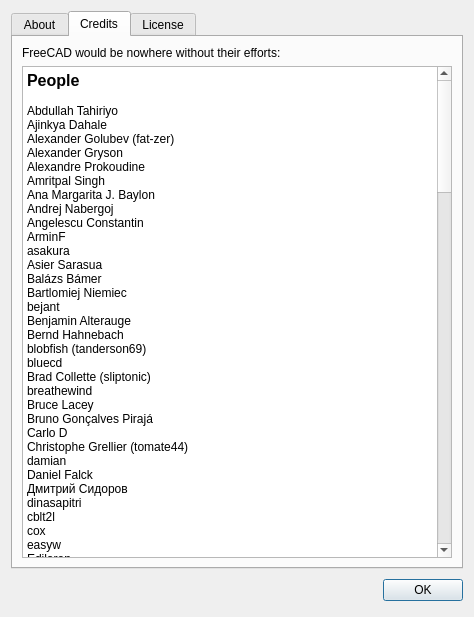
This is src/Gui/AboutApplication.ui in berndhahnebach/All_FreeCAD as Qt 5 draws it before an edit. The edited form follows.
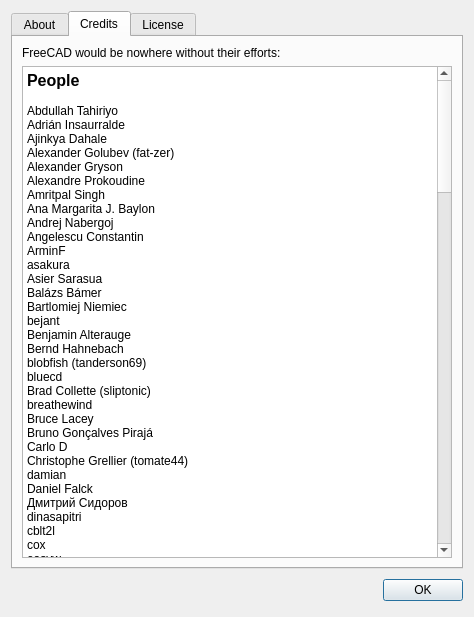
This is the edited form. Icons and pictures are not drawn. Custom widgets are drawn as their Qt base class.

The edit to the form file:
```diff
--- a/src/Gui/AboutApplication.ui
+++ b/src/Gui/AboutApplication.ui
@@ -308,6 +308,7 @@
 &lt;p style=&quot; margin-top:0px; margin-bottom:0px; margin-left:0px; margin-right:0px; -qt-block-indent:0; text-indent:0px;&quot;&gt;&lt;span style=&quot; font-size:12pt; font-weight:600;&quot;&gt;People&lt;/span&gt;&lt;/p&gt;
 &lt;p style=&quot;-qt-paragraph-type:empty; margin-top:0px; margin-bottom:0px; margin-left:0px; margin-right:0px; -qt-block-indent:0; text-indent:0px;&quot;&gt;&lt;br /&gt;&lt;/p&gt;
 &lt;p style=&quot; margin-top:0px; margin-bottom:0px; margin-left:0px; margin-right:0px; -qt-block-indent:0; text-indent:0px;&quot;&gt;Abdullah Tahiriyo&lt;/p&gt;
+&lt;p style=&quot; margin-top:0px; margin-bottom:0px; margin-left:0px; margin-right:0px; -qt-block-indent:0; text-indent:0px;&quot;&gt;Adrián Insaurralde&lt;/p&gt;
 &lt;p style=&quot; margin-top:0px; margin-bottom:0px; margin-left:0px; margin-right:0px; -qt-block-indent:0; text-indent:0px;&quot;&gt;Ajinkya Dahale&lt;/p&gt;
 &lt;p style=&quot; margin-top:0px; margin-bottom:0px; margin-left:0px; margin-right:0px; -qt-block-indent:0; text-indent:0px;&quot;&gt;Alexander Golubev (fat-zer)&lt;/p&gt;
 &lt;p style=&quot; margin-top:0px; margin-bottom:0px; margin-left:0px; margin-right:0px; -qt-block-indent:0; text-indent:0px;&quot;&gt;Alexander Gryson&lt;/p&gt;
```
